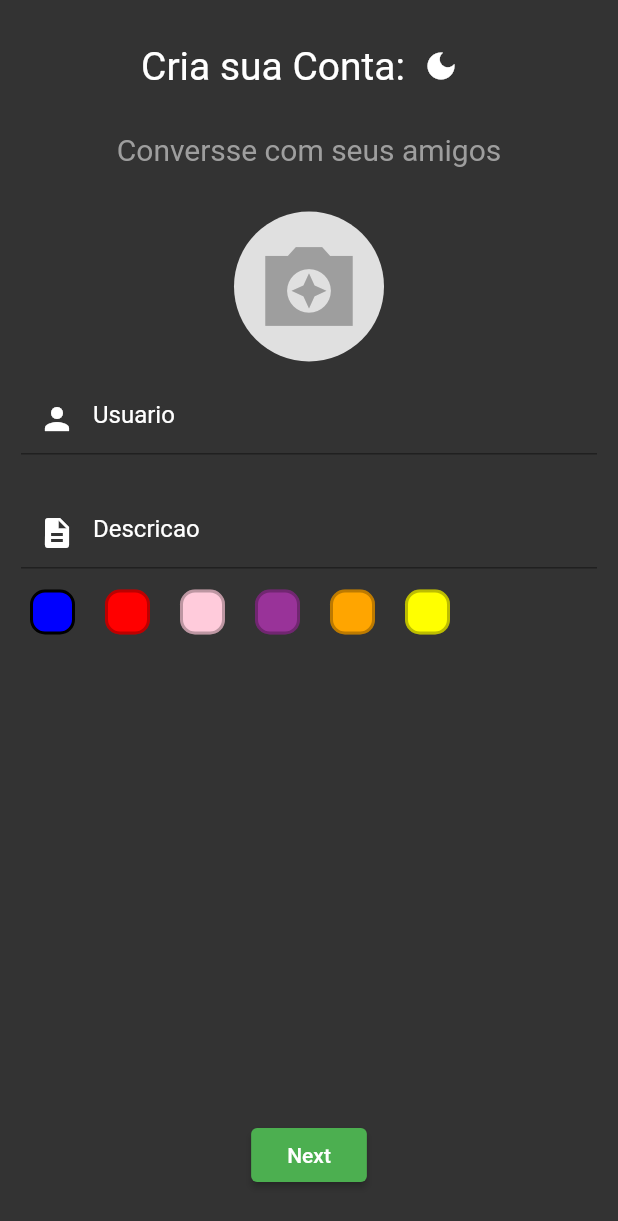
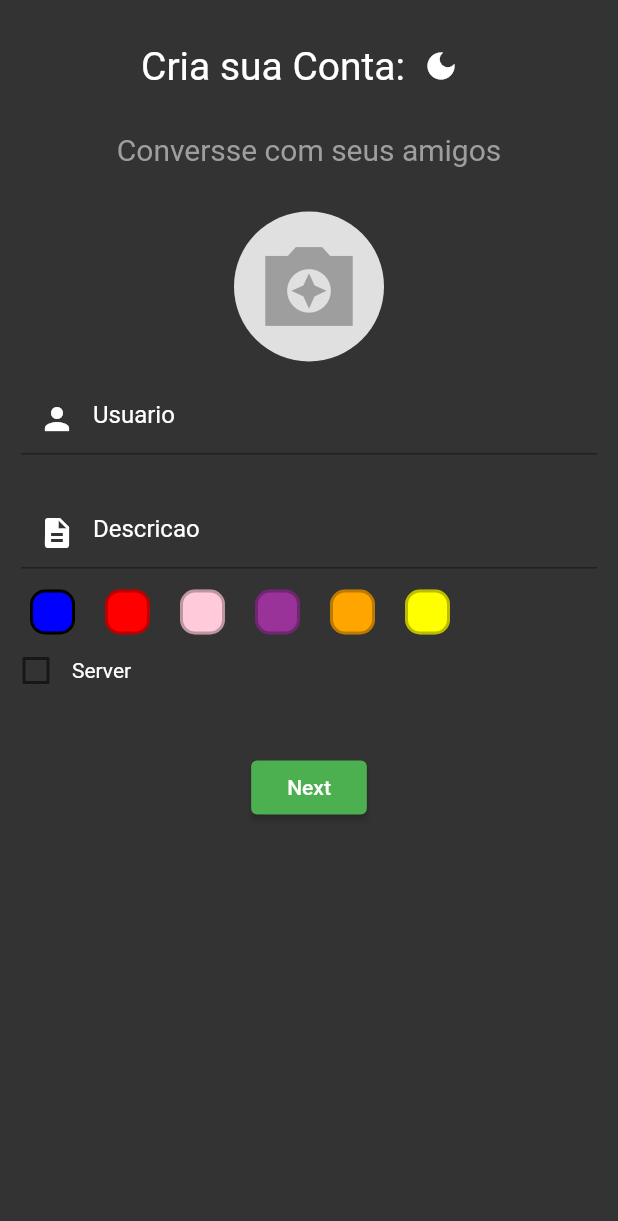
Before and after one commit to IagoAntunes/chat, a Flutter app: the screen it shows after launch, on a phone screen of 412 x 824 dp. Shown: the top 1221 px of the screen. Run offline on Flutter 3.47's test engine with Material 2 defaults, Android fonts, the phone set to English and light mode, and no system bars; our stand-ins replace shared_preferences, socket_io_client; accounts and stored records are empty.

Commit message:
socket.io server , online mode

```diff
--- a/lib/Models/chat_model.dart
+++ b/lib/Models/chat_model.dart
@@ -1,7 +1,11 @@
+import 'package:socketfront/Models/rede_model.dart';
 import 'package:socketfront/Models/user_model.dart';
 
 class Chat {
   User user;
-
-  Chat({required this.user});
+  bool isServer;
+  Chat({
+    required this.user,
+    required this.isServer,
+  });
 }
--- a/lib/Models/message_model.dart
+++ b/lib/Models/message_model.dart
@@ -19,7 +19,7 @@ class MessageModel {
       mensagem: data['msg']!,
       user: data['user']!,
       time: data['time'],
-      color: data['color'],
+      color: data['color'] ?? 1,
     );
     return message;
   }
--- a/lib/Models/rede_model.dart
+++ b/lib/Models/rede_model.dart
@@ -4,10 +4,12 @@ class RedeModel {
   int porta;
   String host;
   List<MessageModel> listMessages;
+  List<String>? usersOnline = [];
 
   RedeModel({
     required this.porta,
     required this.host,
     required this.listMessages,
+    this.usersOnline,
   });
 }
--- a/lib/Models/user_model.dart
+++ b/lib/Models/user_model.dart
@@ -1,13 +1,14 @@
 import 'package:flutter/animation.dart';
+import 'package:socketfront/Models/rede_model.dart';
 
 class User {
   String username;
   String description;
   int color;
-
-  User({
-    required this.username,
-    this.description = "A guy in the world",
-    required this.color,
-  });
+  List<RedeModel> listRedes;
+  User(
+      {required this.username,
+      this.description = "A guy in the world",
+      required this.color,
+      required this.listRedes});
 }
--- a/lib/Pages/create_user_page.dart
+++ b/lib/Pages/create_user_page.dart
@@ -24,6 +24,8 @@ class _CreateUserPageState extends State<CreateUserPage> {
   TextEditingController controllerUser = TextEditingController();
   TextEditingController controllerDescription = TextEditingController();
   int indexSelected = 0;
+  bool isSelected = false;
+
   @override
   Widget build(BuildContext context) {
     return SafeArea(
@@ -181,29 +183,49 @@ class _CreateUserPageState extends State<CreateUserPage> {
                         ),
                       ),
                     ),
-                    Expanded(child: Container()),
+                    Row(
+                      children: [
+                        Checkbox(
+                          value: isSelected,
+                          onChanged: (value) {
+                            setState(() {
+                              isSelected = !isSelected;
+                            });
+                          },
+                        ),
+                        Text(
+                          'Server',
+                          style: TextStyle(
+                            color: currentTheme.isdark
+                                ? Colors.white
+                                : Colors.black,
+                          ),
+                        ),
+                      ],
+                    ),
                     Padding(
-                      padding: const EdgeInsets.only(bottom: 30),
+                      padding: const EdgeInsets.only(bottom: 30, top: 30),
                       child: ElevatedButton(
                         onPressed: () {
                           if (controllerUser.text.isNotEmpty) {
                             User user = User(
-                                username: controllerUser.text,
-                                color: listColors[indexSelected]);
+                              username: controllerUser.text,
+                              color: listColors[indexSelected],
+                              listRedes: [],
+                            );
                             userProv.setUser(user);
-                            Chat chat = Chat(user: user);
+                            Chat chat = Chat(user: user, isServer: isSelected);
+                            chatProv.setChat(chat);
                             Navigator.of(context).push(
                               MaterialPageRoute(
-                                builder: ((context) => TabBarDemo(
-                                      chat: chat,
-                                    )),
+                                builder: ((context) => TabBarDemo()),
                               ),
                             );
                           }
                         },
-                        child: const Padding(
+                        child: Padding(
                           padding: EdgeInsets.all(8.0),
-                          child: Text('Next'),
+                          child: Text(isSelected ? 'Login' : 'Next'),
                         ),
                       ),
                     ),
--- a/lib/Pages/tab_page.dart
+++ b/lib/Pages/tab_page.dart
@@ -1,14 +1,13 @@
 import 'package:flutter/material.dart';
 import 'package:socketfront/Pages/Tab/whats_page.dart';
+import 'package:socketfront/Pages/status_page.dart';
 import 'package:socketfront/config.dart';
 
 import '../Models/chat_model.dart';
 import '../Widgets/head_widget.dart';
 
 class TabBarDemo extends StatefulWidget {
-  TabBarDemo({super.key, required this.chat});
-
-  Chat chat;
+  TabBarDemo({super.key});
 
   @override
   State<TabBarDemo> createState() => _TabBarDemoState();
@@ -49,7 +48,7 @@ class _TabBarDemoState extends State<TabBarDemo> {
                   child: TabBarView(
                     children: [
                       WhatsPage(),
-                      Icon(Icons.directions_bike),
+                      StatusPage(),
                       Column(
                         children: [
                           Icon(
--- a/lib/config.dart
+++ b/lib/config.dart
@@ -1,7 +1,9 @@
 library config.globals;
 
+import 'package:socketfront/Providers/chat_provider.dart';
 import 'package:socketfront/Providers/theme_provider.dart';
 import 'package:socketfront/Providers/user_provider.dart';
 
 MyTheme currentTheme = MyTheme();
 userProvider userProv = userProvider();
+chatProvider chatProv = chatProvider();
--- a/pubspec.yaml
+++ b/pubspec.yaml
@@ -39,6 +39,8 @@ dependencies:
   web_socket_channel: ^2.2.0
   pretty_json: ^2.0.0
   shared_preferences: ^2.0.15
+  device_preview: ^1.1.0
+  socket_io_client: ^2.0.0
 
 dev_dependencies:
   flutter_test:
```
Also changed, not shown: lib/Pages/Tab/whats_page.dart (+31 -19 lines), lib/Pages/chat_page.dart (+83 -6 lines), lib/Pages/onlines_page.dart (added, +41 -0 lines), lib/Pages/status_page.dart (added, +85 -0 lines), lib/Providers/chat_provider.dart (added, +16 -0 lines), pubspec.lock.
